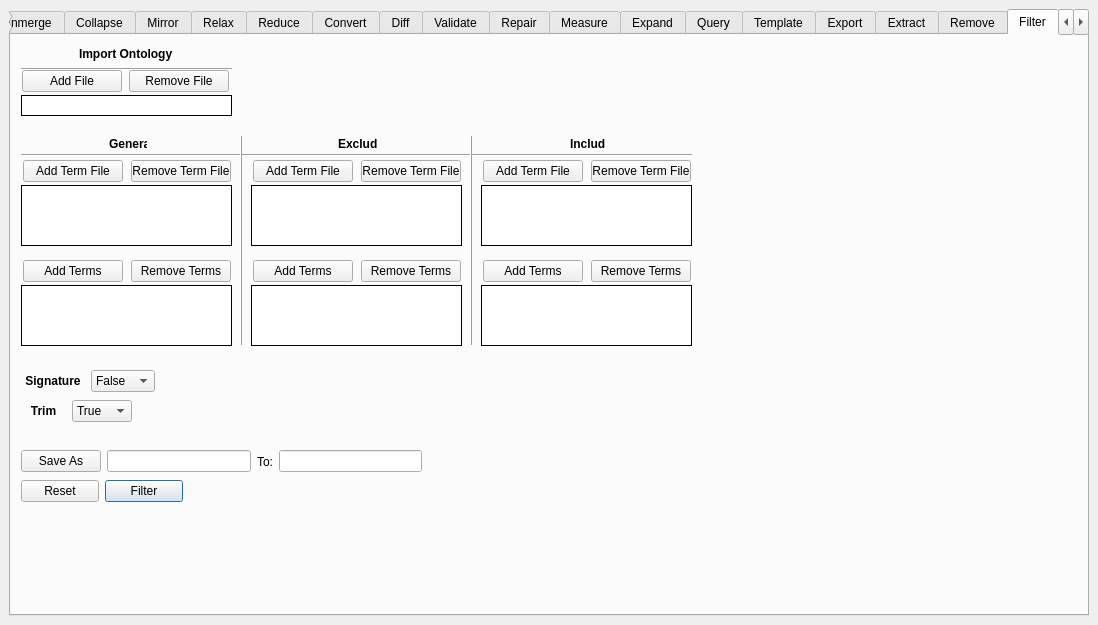
This is src/GOBOT/mainwindow.ui in LukeLiu56809/GOBOT as Qt 5 draws it before an edit. The edited form follows.
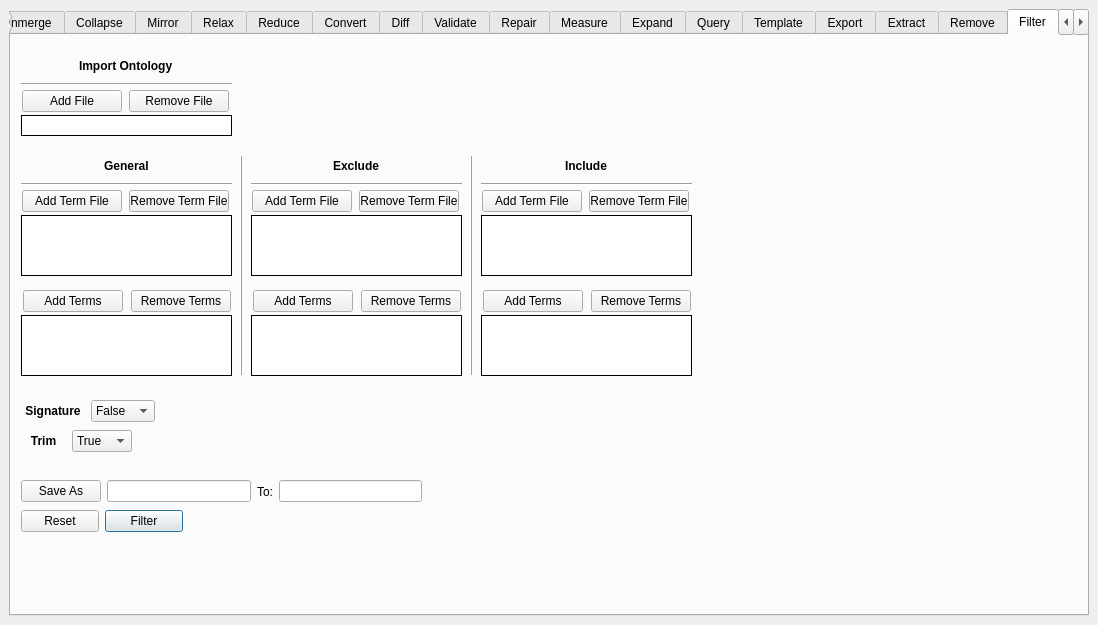
This is the edited form. The open tabs and pages were chosen to show the change.

What changed in the file:
```diff
--- a/src/GOBOT/mainwindow.ui
+++ b/src/GOBOT/mainwindow.ui
@@ -9077,7 +9077,7 @@
         <property name="geometry">
          <rect>
           <x>10</x>
-          <y>150</y>
+          <y>180</y>
           <width>211</width>
           <height>61</height>
          </rect>
@@ -9089,24 +9089,11 @@
          <enum>QFrame::Plain</enum>
         </property>
        </widget>
-       <widget class="Line" name="line_49">
-        <property name="geometry">
-         <rect>
-          <x>10</x>
-          <y>110</y>
-          <width>671</width>
-          <height>20</height>
-         </rect>
-        </property>
-        <property name="orientation">
-         <enum>Qt::Horizontal</enum>
-        </property>
-       </widget>
        <widget class="QWidget" name="layoutWidget_328">
         <property name="geometry">
          <rect>
           <x>240</x>
-          <y>220</y>
+          <y>250</y>
           <width>212</width>
           <height>32</height>
          </rect>
@@ -9183,7 +9170,7 @@
         <property name="geometry">
          <rect>
           <x>240</x>
-          <y>250</y>
+          <y>280</y>
           <width>211</width>
           <height>61</height>
          </rect>
@@ -9199,7 +9186,7 @@
         <property name="geometry">
          <rect>
           <x>470</x>
-          <y>220</y>
+          <y>250</y>
           <width>212</width>
           <height>32</height>
          </rect>
@@ -9276,7 +9263,7 @@
         <property name="geometry">
          <rect>
           <x>10</x>
-          <y>250</y>
+          <y>280</y>
           <width>211</width>
           <height>61</height>
          </rect>
@@ -9292,7 +9279,7 @@
         <property name="geometry">
          <rect>
           <x>10</x>
-          <y>60</y>
+          <y>80</y>
           <width>211</width>
           <height>21</height>
          </rect>
@@ -9308,7 +9295,7 @@
         <property name="geometry">
          <rect>
           <x>470</x>
-          <y>150</y>
+          <y>180</y>
           <width>211</width>
           <height>61</height>
          </rect>
@@ -9324,7 +9311,7 @@
         <property name="geometry">
          <rect>
           <x>470</x>
-          <y>250</y>
+          <y>280</y>
           <width>211</width>
           <height>61</height>
          </rect>
@@ -9340,9 +9327,9 @@
         <property name="geometry">
          <rect>
           <x>450</x>
-          <y>100</y>
+          <y>120</y>
           <width>20</width>
-          <height>211</height>
+          <height>221</height>
          </rect>
         </property>
         <property name="frameShadow">
@@ -9356,9 +9343,9 @@
         <property name="geometry">
          <rect>
           <x>220</x>
-          <y>100</y>
+          <y>120</y>
           <width>20</width>
-          <height>211</height>
+          <height>221</height>
          </rect>
         </property>
         <property name="frameShadow">
@@ -9372,7 +9359,7 @@
         <property name="geometry">
          <rect>
           <x>240</x>
-          <y>150</y>
+          <y>180</y>
           <width>211</width>
           <height>61</height>
          </rect>
@@ -9388,7 +9375,7 @@
         <property name="geometry">
          <rect>
           <x>10</x>
-          <y>220</y>
+          <y>250</y>
           <width>212</width>
           <height>32</height>
          </rect>
@@ -9465,7 +9452,7 @@
         <property name="geometry">
          <rect>
           <x>10</x>
-          <y>30</y>
+          <y>50</y>
           <width>211</width>
           <height>32</height>
          </rect>
@@ -9542,7 +9529,7 @@
         <property name="geometry">
          <rect>
           <x>10</x>
-          <y>360</y>
+          <y>390</y>
           <width>111</width>
           <height>32</height>
          </rect>
@@ -9594,7 +9581,7 @@
         <property name="geometry">
          <rect>
           <x>10</x>
-          <y>330</y>
+          <y>360</y>
           <width>134</width>
           <height>32</height>
          </rect>
@@ -9646,7 +9633,7 @@
         <property name="geometry">
          <rect>
           <x>10</x>
-          <y>410</y>
+          <y>440</y>
           <width>401</width>
           <height>33</height>
          </rect>
@@ -9707,7 +9694,7 @@
         <property name="geometry">
          <rect>
           <x>10</x>
-          <y>440</y>
+          <y>470</y>
           <width>162</width>
           <height>32</height>
          </rect>
@@ -9781,8 +9768,8 @@
         <property name="geometry">
          <rect>
           <x>240</x>
-          <y>120</y>
-          <width>212</width>
+          <y>150</y>
+          <width>211</width>
           <height>32</height>
          </rect>
         </property>
@@ -9854,32 +9841,12 @@
          </item>
         </layout>
        </widget>
-       <widget class="QLabel" name="label_218">
-        <property name="geometry">
-         <rect>
-          <x>327</x>
-          <y>101</y>
-          <width>39</width>
-          <height>16</height>
-         </rect>
-        </property>
-        <property name="font">
-         <font>
-          <family>Arial</family>
-          <pointsize>9</pointsize>
-          <bold>true</bold>
-         </font>
-        </property>
-        <property name="text">
-         <string>Exclude</string>
-        </property>
-       </widget>
        <widget class="QWidget" name="layoutWidget">
         <property name="geometry">
          <rect>
           <x>10</x>
-          <y>120</y>
-          <width>212</width>
+          <y>150</y>
+          <width>211</width>
           <height>32</height>
          </rect>
         </property>
@@ -9951,32 +9918,12 @@
          </item>
         </layout>
        </widget>
-       <widget class="QLabel" name="label_216">
-        <property name="geometry">
-         <rect>
-          <x>98</x>
-          <y>101</y>
-          <width>38</width>
-          <height>16</height>
-         </rect>
-        </property>
-        <property name="font">
-         <font>
-          <family>Arial</family>
-          <pointsize>9</pointsize>
-          <bold>true</bold>
-         </font>
-        </property>
-        <property name="text">
-         <string>General</string>
-        </property>
-       </widget>
        <widget class="QWidget" name="layoutWidget">
         <property name="geometry">
          <rect>
           <x>470</x>
-          <y>120</y>
-          <width>212</width>
+          <y>150</y>
+          <width>211</width>
           <height>32</height>
          </rect>
         </property>
@@ -10048,33 +9995,13 @@
          </item>
         </layout>
        </widget>
-       <widget class="QLabel" name="label_271">
-        <property name="geometry">
-         <rect>
-          <x>559</x>
-          <y>101</y>
-          <width>35</width>
-          <height>16</height>
-         </rect>
-        </property>
-        <property name="font">
-         <font>
-          <family>Arial</family>
-          <pointsize>9</pointsize>
-          <bold>true</bold>
-         </font>
-        </property>
-        <property name="text">
-         <string>Include</string>
-        </property>
-       </widget>
-       <widget class="QWidget" name="">
+       <widget class="QWidget" name="layoutWidget">
         <property name="geometry">
          <rect>
           <x>10</x>
-          <y>10</y>
+          <y>20</y>
           <width>211</width>
-          <height>26</height>
+          <height>31</height>
          </rect>
         </property>
         <layout class="QVBoxLayout" name="verticalLayout_22">
@@ -10101,6 +10028,105 @@
          </item>
         </layout>
        </widget>
+       <widget class="QWidget" name="">
+        <property name="geometry">
+         <rect>
+          <x>10</x>
+          <y>120</y>
+          <width>211</width>
+          <height>31</height>
+         </rect>
+        </property>
+        <layout class="QVBoxLayout" name="verticalLayout_33">
+         <item alignment="Qt::AlignHCenter">
+          <widget class="QLabel" name="label_216">
+           <property name="font">
+            <font>
+             <family>Arial</family>
+             <pointsize>9</pointsize>
+             <bold>true</bold>
+            </font>
+           </property>
+           <property name="text">
+            <string>General</string>
+           </property>
+          </widget>
+         </item>
+         <item>
+          <widget class="Line" name="line_25">
+           <property name="orientation">
+            <enum>Qt::Horizontal</enum>
+           </property>
+          </widget>
+         </item>
+        </layout>
+       </widget>
+       <widget class="QWidget" name="">
+        <property name="geometry">
+         <rect>
+          <x>240</x>
+          <y>120</y>
+          <width>211</width>
+          <height>31</height>
+         </rect>
+        </property>
+        <layout class="QVBoxLayout" name="verticalLayout_34">
+         <item alignment="Qt::AlignHCenter">
+          <widget class="QLabel" name="label_218">
+           <property name="font">
+            <font>
+             <family>Arial</family>
+             <pointsize>9</pointsize>
+             <bold>true</bold>
+            </font>
+           </property>
+           <property name="text">
+            <string>Exclude</string>
+           </property>
+          </widget>
+         </item>
+         <item>
+          <widget class="Line" name="line_26">
+           <property name="orientation">
+            <enum>Qt::Horizontal</enum>
+           </property>
+          </widget>
+         </item>
+        </layout>
+       </widget>
+       <widget class="QWidget" name="">
+        <property name="geometry">
+         <rect>
+          <x>470</x>
+          <y>120</y>
+          <width>211</width>
+          <height>31</height>
+         </rect>
+        </property>
+        <layout class="QVBoxLayout" name="verticalLayout_35">
+         <item alignment="Qt::AlignHCenter">
+          <widget class="QLabel" name="label_271">
+           <property name="font">
+            <font>
+             <family>Arial</family>
+             <pointsize>9</pointsize>
+             <bold>true</bold>
+            </font>
+           </property>
+           <property name="text">
+            <string>Include</string>
+           </property>
+          </widget>
+         </item>
+         <item>
+          <widget class="Line" name="line_27">
+           <property name="orientation">
+            <enum>Qt::Horizontal</enum>
+           </property>
+          </widget>
+         </item>
+        </layout>
+       </widget>
       </widget>
       <widget class="QWidget" name="reason">
        <attribute name="title">
```
Left out of the diff: 635 changed lines with no effect on the pictures.
